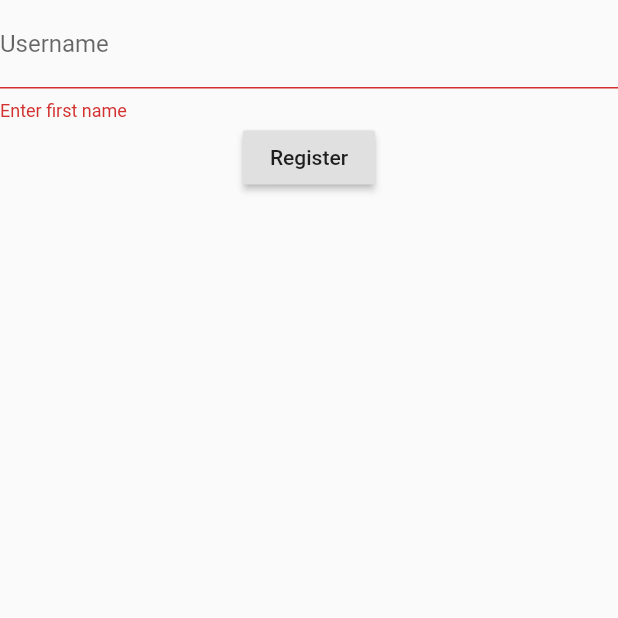
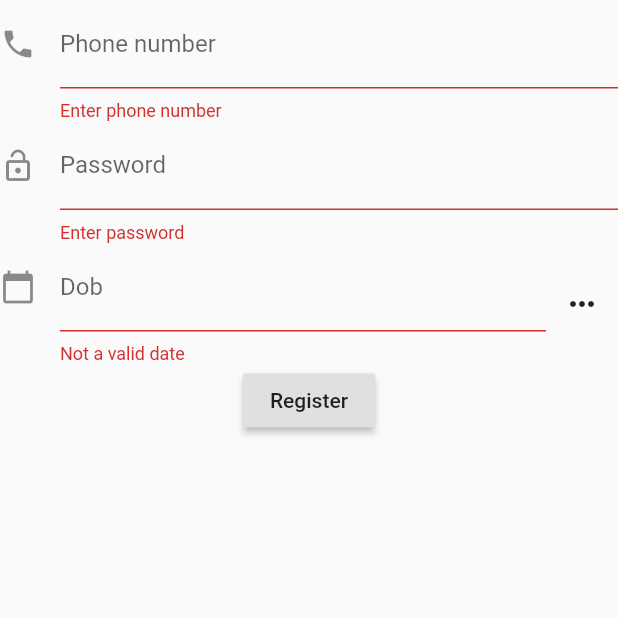
Before and after one commit to kotrotko/flutter_login2, a Flutter app: the RegisterForm screen opened directly, after a tap on "Register", on a phone screen of 412 x 824 dp, the top half of it. Run offline on Flutter 3.47's test engine with Material 2 defaults, Android fonts, the phone set to English and light mode, and no system bars; our stand-ins replace dio, flutter_secure_storage; accounts and stored records are empty.

Commit message:
date of birth added

```diff
--- a/lib/api/client.dart
+++ b/lib/api/client.dart
@@ -50,10 +50,13 @@ class APIClient {
     });
   }
 
-  void login(username, Function(LoginResponse) callback) {
+  void login(phone_number, password, Function(LoginResponse) callback) {
     _dio
         .post(API_HOST + "jwt/create/",
-            data: {'username': username, 'password': 123}, //password
+            data: {
+              'phone_number': phone_number,
+              'password': password,
+            }, //password
             options: Options(validateStatus: (status) => status < 500))
         .then((response) {
       AuthTokens authTokens = response.statusCode == 200
@@ -64,13 +67,14 @@ class APIClient {
     });
   }
 
-  void register(String username, String password,
+  void register(String phone_number, String password, String date_of_birth,
       Function(RegisterResponse) callback) async {
     _dio
-        .post(API_HOST + "api/user/",
+        .post(API_HOST + "api/customuser/",
             data: {
-              'username': username,
+              'phone_number': phone_number,
               'password': password,
+              'date_of_birth': date_of_birth,
             },
             options: Options(validateStatus: (status) => status < 500))
         .then((response) {
--- a/lib/ui/screens/auth/login.dart
+++ b/lib/ui/screens/auth/login.dart
@@ -2,7 +2,7 @@ import 'package:flutter_login2/ui/widgets/auth/login/form.dart';
 import 'package:flutter/material.dart';
 
 class LoginPage extends StatelessWidget {
-  static const routeName = 'auth/login';
+  static const routeName = '/auth/login';
 
   @override
   Widget build(BuildContext context) {
--- a/lib/ui/widgets/auth/login/form.dart
+++ b/lib/ui/widgets/auth/login/form.dart
@@ -13,12 +13,12 @@ class LoginForm extends StatefulWidget {
 
 class LoginFormState extends State<LoginForm> {
   final _formKey = GlobalKey<FormState>();
-  final _userNameController = TextEditingController();
+  final _phoneNumberController = TextEditingController();
   final _passwordController = TextEditingController();
 
   @override
   void dispose() {
-    _userNameController.dispose();
+    _phoneNumberController.dispose();
     _passwordController.dispose();
     super.dispose();
   }
@@ -30,11 +30,21 @@ class LoginFormState extends State<LoginForm> {
         key: _formKey,
         child: Column(children: <Widget>[
           TextFormField(
-            decoration: InputDecoration(labelText: 'Username'),
-            controller: _userNameController,
+            decoration: InputDecoration(labelText: 'Phone number'),
+            controller: _phoneNumberController,
             validator: (value) {
               if (value.isEmpty) {
-                return 'Enter username';
+                return 'Enter phone number';
+              }
+              return null;
+            },
+          ),
+          TextFormField(
+            decoration: InputDecoration(labelText: 'Password'),
+            controller: _passwordController,
+            validator: (value) {
+              if (value.isEmpty) {
+                return 'Enter password';
               }
               return null;
             },
@@ -43,7 +53,8 @@ class LoginFormState extends State<LoginForm> {
             onPressed: () async {
               if (_formKey.currentState.validate()) {
                 APIClient().login(
-                    _userNameController.text,
+                    _phoneNumberController.text,
+                    _passwordController.text,
                     (loginResponse) async => {
                           if (loginResponse.statusCode == 200)
                             {
--- a/lib/ui/widgets/auth/register/form.dart
+++ b/lib/ui/widgets/auth/register/form.dart
@@ -3,8 +3,13 @@ import 'package:flutter_login2/models/auth.dart';
 import 'package:flutter_login2/ui/screens/dashboard/dashboard.dart';
 
 import 'package:flutter/material.dart';
+import 'package:intl/intl.dart';
+import 'dart:async';
 
 class RegisterForm extends StatefulWidget {
+  RegisterForm({Key key, this.title}) : super(key: key);
+  final String title;
+
   @override
   State<StatefulWidget> createState() {
     return RegisterFormState();
@@ -13,11 +18,43 @@ class RegisterForm extends StatefulWidget {
 
 class RegisterFormState extends State<RegisterForm> {
   final _formKey = GlobalKey<FormState>();
-  final _userNameController = TextEditingController();
+  final _phoneNumberController = TextEditingController();
+  final _passwordController = TextEditingController();
+  final _dateOfBirthController = TextEditingController();
+
+  Future _chooseDate(BuildContext context, String initialDateString) async {
+    var now = new DateTime.now();
+    var initialDate = convertToDate(initialDateString) ?? now;
+    initialDate = (initialDate.year >= 1900 && initialDate.isBefore(now)
+        ? initialDate
+        : now);
+    var result = await showDatePicker(
+        context: context,
+        initialDate: initialDate,
+        firstDate: new DateTime(1900),
+        lastDate: new DateTime.now());
+
+    if (result == null) return;
+
+    setState(() {
+      _dateOfBirthController.text = new DateFormat.yMd().format(result);
+    });
+  }
+
+  DateTime convertToDate(String input) {
+    try {
+      var d = new DateFormat.yMd().parseStrict(input);
+      return d;
+    } catch (e) {
+      return null;
+    }
+  }
 
   @override
   void dispose() {
-    _userNameController.dispose();
+    _phoneNumberController.dispose();
+    _passwordController.dispose();
+    _dateOfBirthController.dispose();
     super.dispose();
   }
 
@@ -28,24 +65,68 @@ class RegisterFormState extends State<RegisterForm> {
         key: _formKey,
         child: Column(children: <Widget>[
           TextFormField(
-            decoration: InputDecoration(labelText: 'Username'),
-            controller: _userNameController,
+            decoration: InputDecoration(
+              icon: Icon(Icons.phone),
+              labelText: 'Phone number',
+            ),
+            controller: _phoneNumberController,
+            keyboardType: TextInputType.phone,
             validator: (value) {
               if (value.isEmpty) {
-                return 'Enter first name';
+                return 'Enter phone number';
               }
               return null;
             },
           ),
+          TextFormField(
+            decoration: InputDecoration(
+                icon: Icon(Icons.lock_open), labelText: 'Password'),
+            controller: _passwordController,
+            keyboardType: TextInputType.visiblePassword,
+            validator: (value) {
+              if (value.isEmpty) {
+                return 'Enter password';
+              }
+              return null;
+            },
+          ),
+          Row(children: <Widget>[
+            Expanded(
+              child: TextFormField(
+                decoration: InputDecoration(
+                    icon: Icon(Icons.calendar_today),
+                    hintText: 'Enter your date of birth',
+                    labelText: 'Dob'),
+                controller: _dateOfBirthController,
+                keyboardType: TextInputType.datetime,
+                validator: (value) {
+                  if (value.isEmpty) {
+                    return 'Not a valid date';
+                  }
+                  return null;
+                },
+              ),
+            ),
+            IconButton(
+              icon: Icon(Icons.more_horiz),
+              tooltip: 'Choose date',
+              onPressed: (() {
+                _chooseDate(context, _dateOfBirthController.text);
+              }),
+            )
+          ]),
           RaisedButton(
             onPressed: () async {
               if (_formKey.currentState.validate()) {
                 APIClient().register(
-                  _userNameController.text,
-                  '123',
+                  _phoneNumberController.text,
+                  _passwordController.text,
+                  _dateOfBirthController.text,
                   (response) {
                     if (response.statusCode == 201) {
-                      APIClient().login(_userNameController.text, (response) {
+                      APIClient().login(
+                          _phoneNumberController.text, _passwordController.text,
+                          (response) {
                         if (response.statusCode == 200) {
                           getCurrentTokens().then((currentTokens) async {
                             Navigator.pushReplacementNamed(
--- a/pubspec.yaml
+++ b/pubspec.yaml
@@ -15,6 +15,7 @@ dependencies:
   cupertino_icons: ^1.0.0
   dio: ^3.0.10
   flutter_secure_storage: ^3.3.5
+  intl: ^0.16.1
 
 dev_dependencies:
   flutter_test:
```
Also changed, not shown: pubspec.lock.
